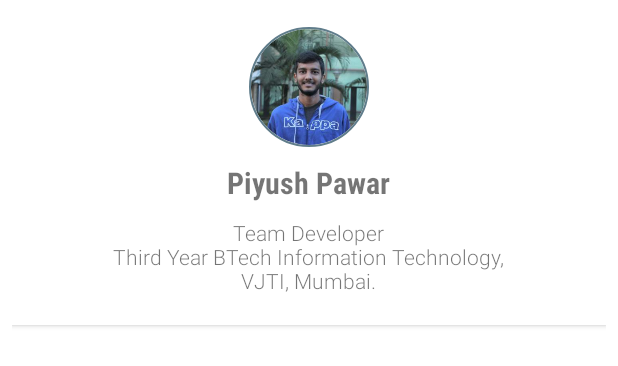
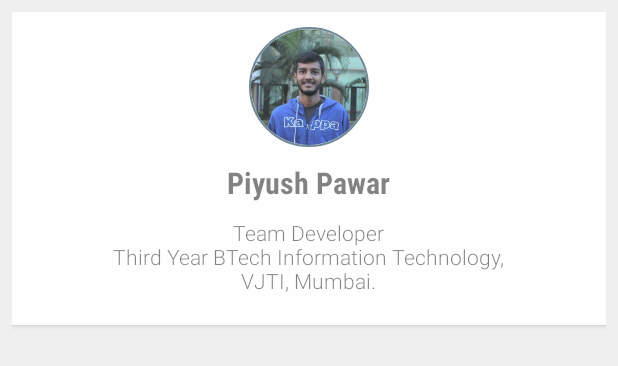
Before and after one commit to yogesh-mangnaik/Just_Point, an Android app: the layout business_card_layout.xml on its own in the app's theme, with its tools: preview values and no code run, on a phone screen of 412 x 824 dp. Shown: the top 366 px of the screen. Run offline under Robolectric (Android 15) with nearby library versions, the phone set to English and light mode, and no system bars.

Commit message:
Added vibration

```diff
--- a/TheDailyProphetProject/app/src/main/AndroidManifest.xml
+++ b/TheDailyProphetProject/app/src/main/AndroidManifest.xml
@@ -3,6 +3,7 @@
     package="com.anonymous.thedailyprophetproject">
 
     <uses-permission android:name="android.permission.CAMERA" />
+    <uses-permission android:name="android.permission.VIBRATE"/>
 
     <uses-feature
         android:name="android.hardware.camera.ar"
--- a/TheDailyProphetProject/app/src/main/java/com/anonymous/thedailyprophetproject/MainActivity.java
+++ b/TheDailyProphetProject/app/src/main/java/com/anonymous/thedailyprophetproject/MainActivity.java
@@ -8,6 +8,7 @@ import android.graphics.BitmapFactory;
 import android.net.Uri;
 import android.os.Build;
 import android.os.Bundle;
+import android.os.Vibrator;
 import android.support.annotation.RequiresApi;
 import android.support.v7.app.AppCompatActivity;
 import android.util.Log;
@@ -66,6 +67,8 @@ public class MainActivity extends AppCompatActivity {
             if (augmentedImage.getTrackingState() == TrackingState.TRACKING) {
                 if (augmentedImage.getName().equals("card") && shouldAddModel) {
                     System.out.println("Found image");
+                    Vibrator v = (Vibrator) getSystemService(Context.VIBRATOR_SERVICE);
+                    v.vibrate(500);
                     //placeObject(arFragment, augmentedImage.createAnchor(augmentedImage.getCenterPose()), Uri.parse("earth_obj.sfb"));
                     ViewRenderable.builder()
                             .setView(this, R.layout.business_card_layout)
@@ -99,6 +102,8 @@ public class MainActivity extends AppCompatActivity {
         node.setWorldRotation(new Quaternion(Quaternion.axisAngle(Vector3.up(), 0f)));
         node.getScaleController().setMaxScale(0.07f);
         node.getScaleController().setMinScale(0.01f);
+        node.setWorldRotation(Quaternion.axisAngle(new Vector3(1f, 0f, 0f), 270));
+        node.setLocalPosition(new Vector3(0,0f,.0001f));
 
         node.setRenderable(renderable);
         node.setParent(anchorNode);
--- a/TheDailyProphetProject/app/src/main/res/layout/business_card_layout.xml
+++ b/TheDailyProphetProject/app/src/main/res/layout/business_card_layout.xml
@@ -3,7 +3,8 @@
     android:layout_width="match_parent"
     android:layout_height="match_parent"
     xmlns:card_view="http://schemas.android.com/apk/res-auto"
-    android:background="#fff"
+    android:background="#eee"
+    android:alpha="0.9"
     android:padding="8dp">
 
     <android.support.v7.widget.CardView
```
